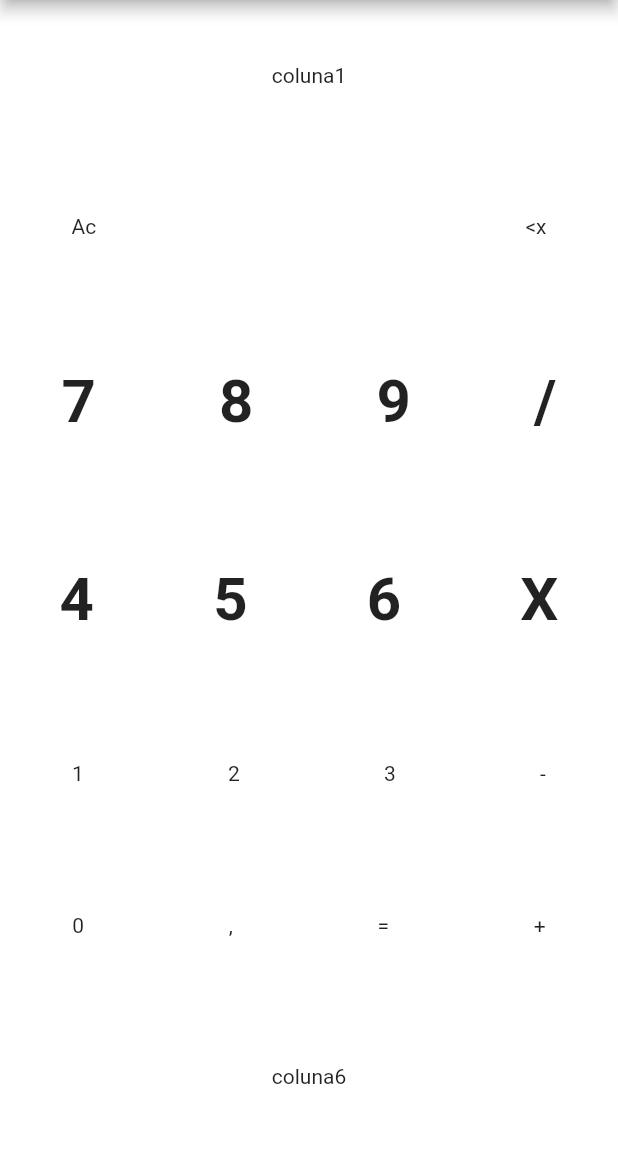
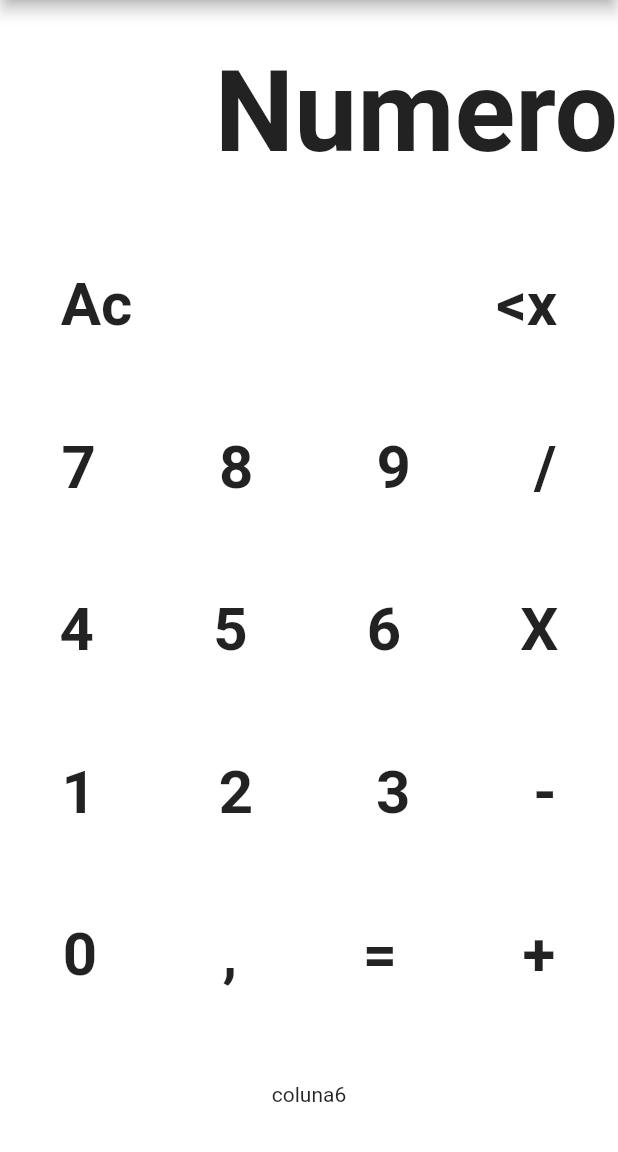
Before and after one commit to SamaraMacedo/calculadora_app, a Flutter app: the screen it shows after launch, on a phone screen of 412 x 824 dp, the part 84-1236 px from its top. Run offline on Flutter 3.47's test engine with Material 2 defaults, Android fonts, the phone set to English and light mode, and no system bars.

Commit message:
calculadora02

```diff
--- a/lib/main.dart
+++ b/lib/main.dart
@@ -30,14 +30,28 @@ class _MyAppState extends State<MyApp> {
         body: Column(
           mainAxisAlignment: MainAxisAlignment.spaceAround,
           children: [
-            Text('coluna1'),
+            Row(
+              mainAxisAlignment: MainAxisAlignment.end,
+              children: [
+                Text(
+                  'Numero',
+                  style: TextStyle(fontSize: 75, fontWeight: FontWeight.bold),
+                ),
+              ],
+            ),
             Row(
               mainAxisAlignment: MainAxisAlignment.spaceAround,
               children: [
-                Text('Ac'),
+                Text(
+                  'Ac',
+                  style: TextStyle(fontSize: 40, fontWeight: FontWeight.bold),
+                ),
                 Text(''),
                 Text(''),
-                Text('<x'),
+                Text(
+                  '<x',
+                  style: TextStyle(fontSize: 40, fontWeight: FontWeight.bold),
+                ),
               ],
             ),
             Row(
@@ -85,19 +99,43 @@ class _MyAppState extends State<MyApp> {
             Row(
               mainAxisAlignment: MainAxisAlignment.spaceAround,
               children: [
-                Text('1'),
-                Text('2'),
-                Text('3'),
-                Text('-'),
+                Text(
+                  '1',
+                  style: TextStyle(fontSize: 40, fontWeight: FontWeight.bold),
+                ),
+                Text(
+                  '2',
+                  style: TextStyle(fontSize: 40, fontWeight: FontWeight.bold),
+                ),
+                Text(
+                  '3',
+                  style: TextStyle(fontSize: 40, fontWeight: FontWeight.bold),
+                ),
+                Text(
+                  '-',
+                  style: TextStyle(fontSize: 40, fontWeight: FontWeight.bold),
+                ),
               ],
             ),
             Row(
               mainAxisAlignment: MainAxisAlignment.spaceAround,
               children: [
-                Text('0'),
-                Text(','),
-                Text('='),
-                Text('+'),
+                Text(
+                  '0',
+                  style: TextStyle(fontSize: 40, fontWeight: FontWeight.bold),
+                ),
+                Text(
+                  ',',
+                  style: TextStyle(fontSize: 40, fontWeight: FontWeight.bold),
+                ),
+                Text(
+                  '=',
+                  style: TextStyle(fontSize: 40, fontWeight: FontWeight.bold),
+                ),
+                Text(
+                  '+',
+                  style: TextStyle(fontSize: 40, fontWeight: FontWeight.bold),
+                ),
               ],
             ),
             Text('coluna6'),
```
